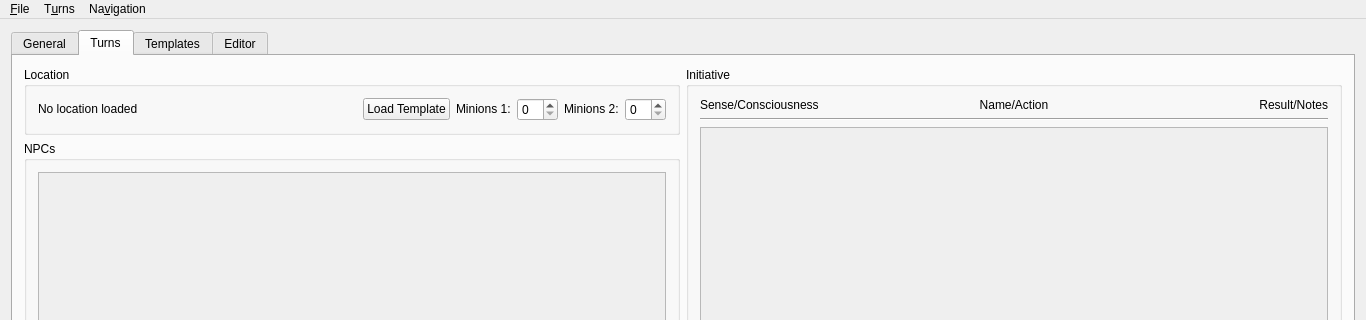
Before: the Qt Designer form src/mainwindow.ui in zobin8/talented-gm, drawn with Qt 5; both pictures show x 0 to 1366 and y 0 to 320 of the 1366 by 768 pixel window.
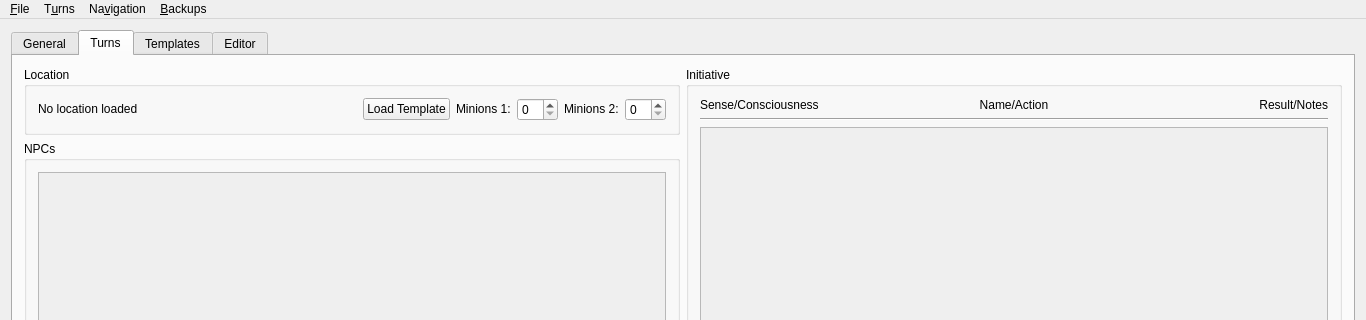
After: the same form once the commit is applied.

Commit message: Added loading backups  * There is now a backups option in the menubar.  * Clicking it allows loading of one of three backups.  * This makes for easy recovery.

```diff
--- a/src/mainwindow.ui
+++ b/src/mainwindow.ui
@@ -2084,7 +2084,7 @@
      <x>0</x>
      <y>0</y>
      <width>1366</width>
-     <height>19</height>
+     <height>18</height>
     </rect>
    </property>
    <widget class="QMenu" name="menuFile">
@@ -2122,9 +2122,18 @@
     <addaction name="actionNext_Tab"/>
     <addaction name="actionPrevious_Tab"/>
    </widget>
+   <widget class="QMenu" name="menuBackups">
+    <property name="title">
+     <string>&amp;Backups</string>
+    </property>
+    <addaction name="actionLoad_1"/>
+    <addaction name="actionLoad_2"/>
+    <addaction name="actionLoad_3"/>
+   </widget>
    <addaction name="menuFile"/>
    <addaction name="menuTurns"/>
    <addaction name="menuNavigation"/>
+   <addaction name="menuBackups"/>
   </widget>
   <widget class="QStatusBar" name="statusBar"/>
   <action name="actionNew">
```
Left out of the diff: 55 changed lines with no effect on the pictures. The commit also changes 4 other files.
